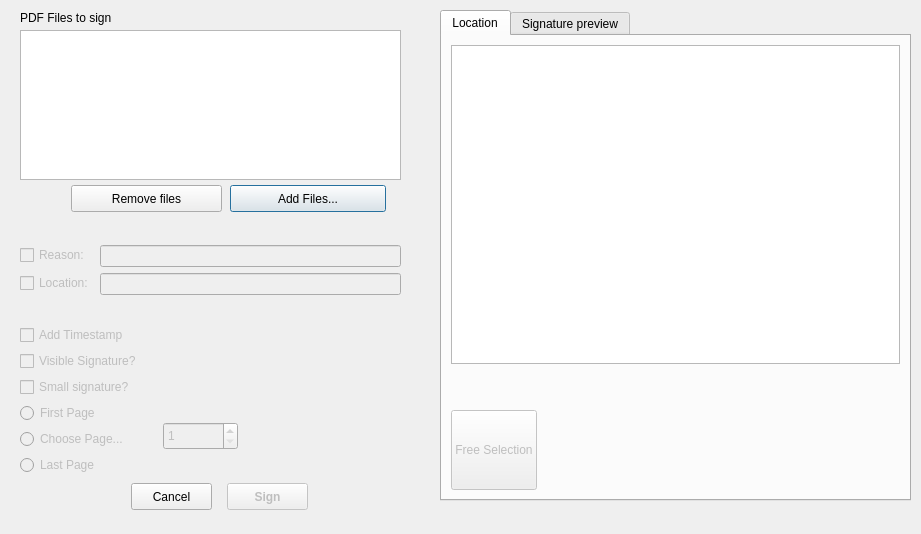
This is pteid-mw-pt/_src/eidmw/eidgui/PDFSignWindow.ui in amagovpt/autenticacao.gov as Qt 5 draws it before an edit. The edited form follows.
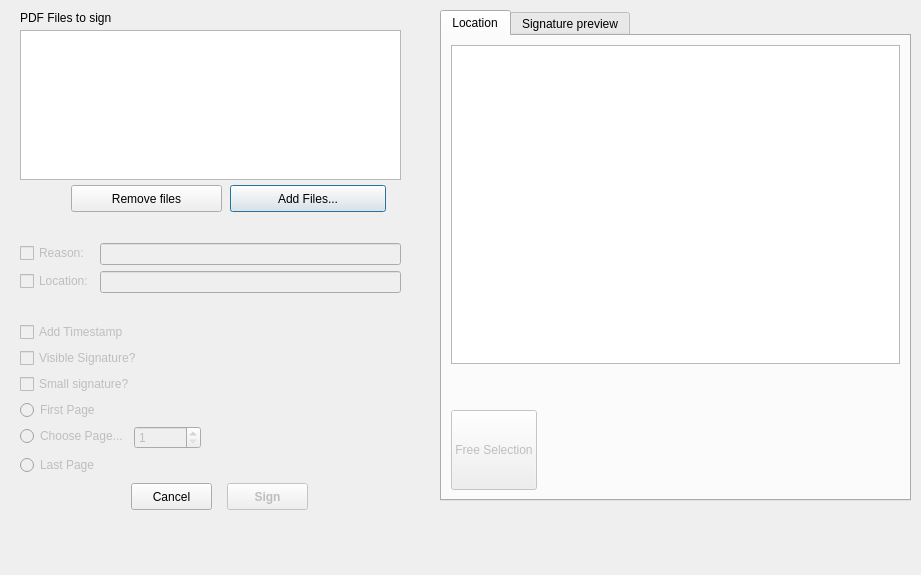
This is the edited form. Custom widgets are drawn as their Qt base class.

Commit message: Email from VS for GUI improvements:      Alineas: 3.4 - Fix widgets alignment

The edit to the form file:
```diff
--- a/pteid-mw-pt/_src/eidmw/eidgui/PDFSignWindow.ui
+++ b/pteid-mw-pt/_src/eidmw/eidgui/PDFSignWindow.ui
@@ -7,7 +7,7 @@
     <x>0</x>
     <y>0</y>
     <width>921</width>
-    <height>534</height>
+    <height>575</height>
    </rect>
   </property>
   <property name="sizePolicy">
@@ -176,6 +176,17 @@
         </widget>
        </item>
        <item>
+        <layout class="QFormLayout" name="formLayout_3">
+         <property name="fieldGrowthPolicy">
+          <enum>QFormLayout::ExpandingFieldsGrow</enum>
+         </property>
+         <property name="labelAlignment">
+          <set>Qt::AlignLeading|Qt::AlignLeft|Qt::AlignVCenter</set>
+         </property>
+         <property name="formAlignment">
+          <set>Qt::AlignLeading|Qt::AlignLeft|Qt::AlignVCenter</set>
+         </property>
+         <item row="0" column="0">
         <widget class="QRadioButton" name="radioButton_choosepage">
          <property name="enabled">
           <bool>false</bool>
@@ -191,6 +202,27 @@
          </property>
         </widget>
        </item>
+         <item row="0" column="1">
+          <widget class="QSpinBox" name="spinBox_page">
+           <property name="enabled">
+            <bool>false</bool>
+           </property>
+           <property name="sizePolicy">
+            <sizepolicy hsizetype="Maximum" vsizetype="Maximum">
+             <horstretch>0</horstretch>
+             <verstretch>0</verstretch>
+            </sizepolicy>
+           </property>
+           <property name="minimum">
+            <number>1</number>
+           </property>
+           <property name="maximum">
+            <number>999999</number>
+           </property>
+          </widget>
+         </item>
+        </layout>
+       </item>
        <item>
         <widget class="QRadioButton" name="radioButton_lastpage">
          <property name="enabled">
@@ -237,31 +269,6 @@
      <string>Cancel</string>
     </property>
    </widget>
-   <widget class="QSpinBox" name="spinBox_page">
-    <property name="enabled">
-     <bool>false</bool>
-    </property>
-    <property name="geometry">
-     <rect>
-      <x>153</x>
-      <y>422</y>
-      <width>75</width>
-      <height>28</height>
-     </rect>
-    </property>
-    <property name="sizePolicy">
-     <sizepolicy hsizetype="Maximum" vsizetype="Maximum">
-      <horstretch>0</horstretch>
-      <verstretch>0</verstretch>
-     </sizepolicy>
-    </property>
-    <property name="minimum">
-     <number>1</number>
-    </property>
-    <property name="maximum">
-     <number>999999</number>
-    </property>
-   </widget>
    <widget class="QPushButton" name="button_clearFiles">
     <property name="geometry">
      <rect>
```
Lines whose indentation alone changed are shown as unchanged. The commit also changes 1 other file.
